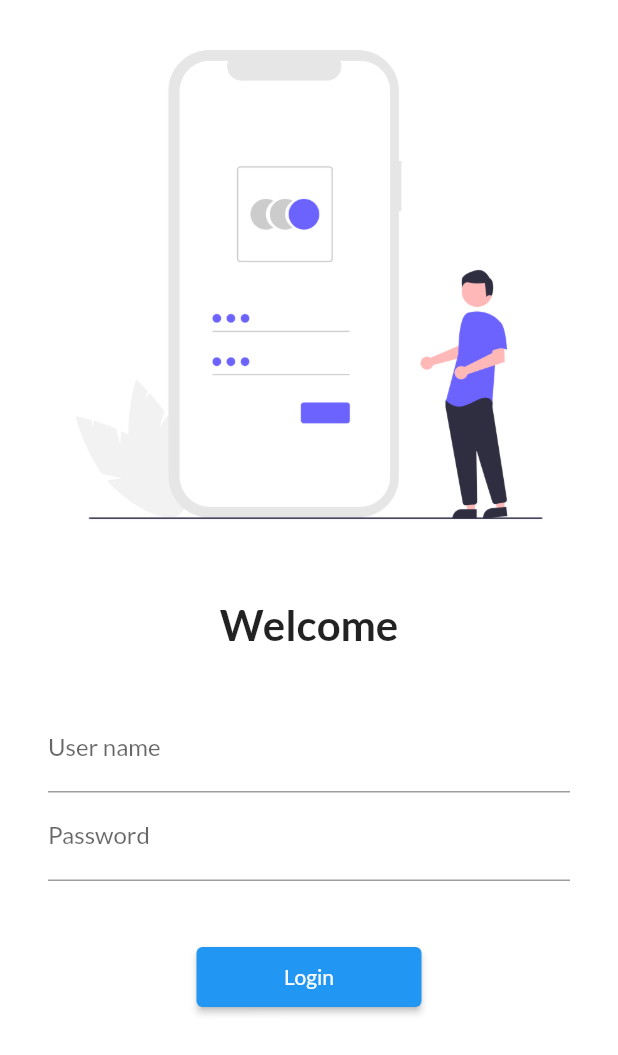
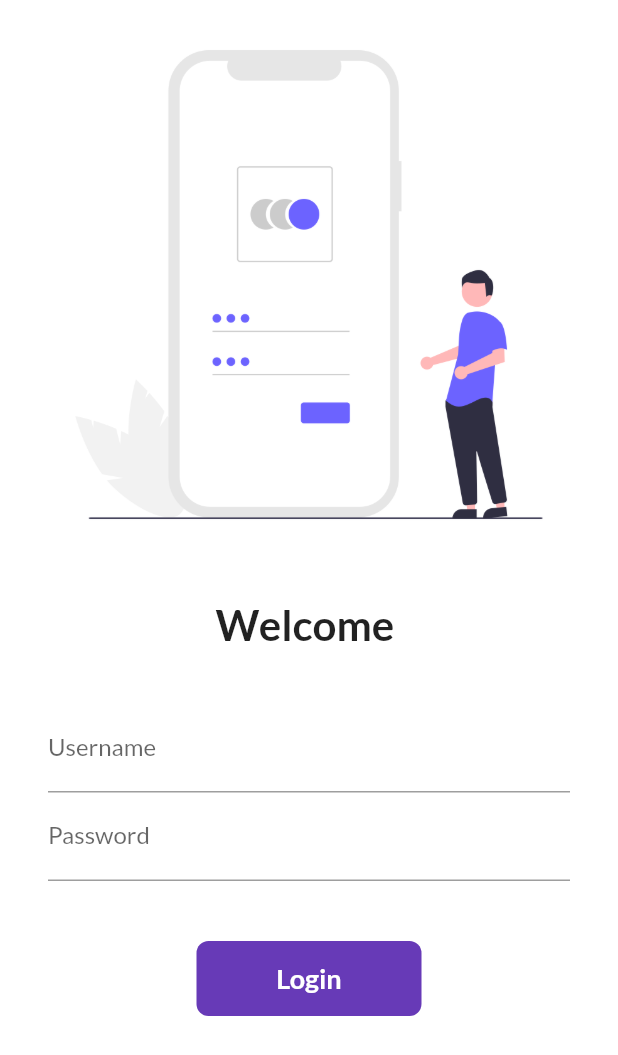
Before and after one commit to akash-mahmud/catalog-app, a Flutter app: the Login screen opened by its route, on a phone screen of 412 x 824 dp. Shown: the top 1055 px of the screen. Run offline on Flutter 3.47's test engine with Material 2 defaults, Android fonts, the phone set to English and light mode, and no system bars; our stand-ins replace google_fonts; network calls fail.

Commit message:
login and home page modifications

```diff
--- a/lib/Screens/home.dart
+++ b/lib/Screens/home.dart
@@ -1,4 +1,5 @@
 import 'package:flutter/material.dart';
+import 'package:flutter_application_1/widgets/drawer.dart';
 
 class Home extends StatelessWidget {
   const Home({super.key});
@@ -17,7 +18,7 @@ class Home extends StatelessWidget {
             child:
             Text("Hello flutter"),
     )),
-    drawer: Drawer(),
+    drawer: MyDrawer(),
     );
   }
 }
--- a/lib/Screens/login.dart
+++ b/lib/Screens/login.dart
@@ -1,26 +1,56 @@
 import 'package:flutter/material.dart';
 import 'package:flutter_application_1/utils/routes.dart';
 
-class Login extends StatelessWidget {
-  const Login({super.key});
+class Login extends StatefulWidget {
+  @override
+  _LoginState createState() => _LoginState();
+}
+
+class _LoginState extends State<Login> {
+  String name = "";
+  bool changeButton = false;
+
+  final _formKey = GlobalKey<FormState>();
+
+  moveToHome(BuildContext context) async {
+    if (_formKey.currentState!.validate()) {
+      setState(() {
+        changeButton = true;
+      });
+      await Future.delayed(Duration(seconds: 1));
+      await Navigator.pushNamed(context, MyRoutes.homeRoute);
+      setState(() {
+        changeButton = false;
+      });
+    }
+  }
 
   @override
   Widget build(BuildContext context) {
     return Material(
         color: Colors.white,
         child: SingleChildScrollView(
+          child: Form(
+            key: _formKey,
             child: Column(
               children: [
                 Image.asset(
                   "assets/images/login_image.png",
                   fit: BoxFit.cover,
                 ),
-              SizedBox(height: 20.0),
+                SizedBox(
+                  height: 20.0,
+                ),
                 Text(
-                "Welcome",
-                style: TextStyle(fontSize: 28, fontWeight: FontWeight.bold),
+                  "Welcome $name",
+                  style: TextStyle(
+                    fontSize: 28,
+                    fontWeight: FontWeight.bold,
                   ),
-              SizedBox(height: 20.0),
+                ),
+                SizedBox(
+                  height: 20.0,
+                ),
                 Padding(
                   padding: const EdgeInsets.symmetric(
                       vertical: 16.0, horizontal: 32.0),
@@ -28,29 +58,72 @@ class Login extends StatelessWidget {
                     children: [
                       TextFormField(
                         decoration: InputDecoration(
-                          hintText: "Enter your user name",
-                          labelText: "User name"),
+                          hintText: "Enter username",
+                          labelText: "Username",
+                        ),
+                        validator: (value) {
+                          if (value!.isEmpty) {
+                            return "Username cannot be empty";
+                          }
+
+                          return null;
+                        },
+                        onChanged: (value) {
+                          name = value;
+                          setState(() {});
+                        },
                       ),
                       TextFormField(
                         obscureText: true,
                         decoration: InputDecoration(
-                          hintText: "Enter your password",
-                          labelText: "Password"),
+                          hintText: "Enter password",
+                          labelText: "Password",
                         ),
-                    SizedBox(height: 40.0),
-                    ElevatedButton(
-                        style: TextButton.styleFrom(minimumSize: Size(150, 40)),
-                        onPressed: () =>
-                            {
-                       Navigator.pushNamed(context, MyRoutes.homeRoute)
+                        validator: (value) {
+                          if (value!.isEmpty) {
+                            return "Password cannot be empty";
+                          } else if (value.length < 6) {
+                            return "Password length should be atleast 6";
+                          }
 
+                          return null;
                         },
-                        child: Text("Login"))
+                      ),
+                      SizedBox(
+                        height: 40.0,
+                      ),
+                      Material(
+                        color: Colors.deepPurple,
+                        borderRadius:
+                            BorderRadius.circular(changeButton ? 50 : 8),
+                        child: InkWell(
+                          onTap: () => moveToHome(context),
+                          child: AnimatedContainer(
+                            duration: Duration(seconds: 1),
+                            width: changeButton ? 50 : 150,
+                            height: 50,
+                            alignment: Alignment.center,
+                            child: changeButton
+                                ? Icon(
+                                    Icons.done,
+                                    color: Colors.white,
+                                  )
+                                : Text(
+                                    "Login",
+                                    style: TextStyle(
+                                        color: Colors.white,
+                                        fontWeight: FontWeight.bold,
+                                        fontSize: 18),
+                                  ),
+                          ),
+                        ),
+                      ),
                     ],
                   ),
                 )
               ],
             ),
+          ),
         ));
   }
 }
--- a/lib/main.dart
+++ b/lib/main.dart
@@ -20,7 +20,8 @@ class MyApp extends StatelessWidget {
           // primaryTextTheme: GoogleFonts.latoTextTheme()
           fontFamily: GoogleFonts.lato().fontFamily
         ),
-        // initialRoute: "/home",
+        debugShowCheckedModeBanner: false,
+        initialRoute: "/home",
         routes: {
           "/": (context) => Login(),
           MyRoutes.homeRoute:(context) => Home(),
```
Also changed, not shown: lib/widgets/drawer.dart (added, +69 -0 lines). Lines whose indentation alone changed are shown as unchanged.
